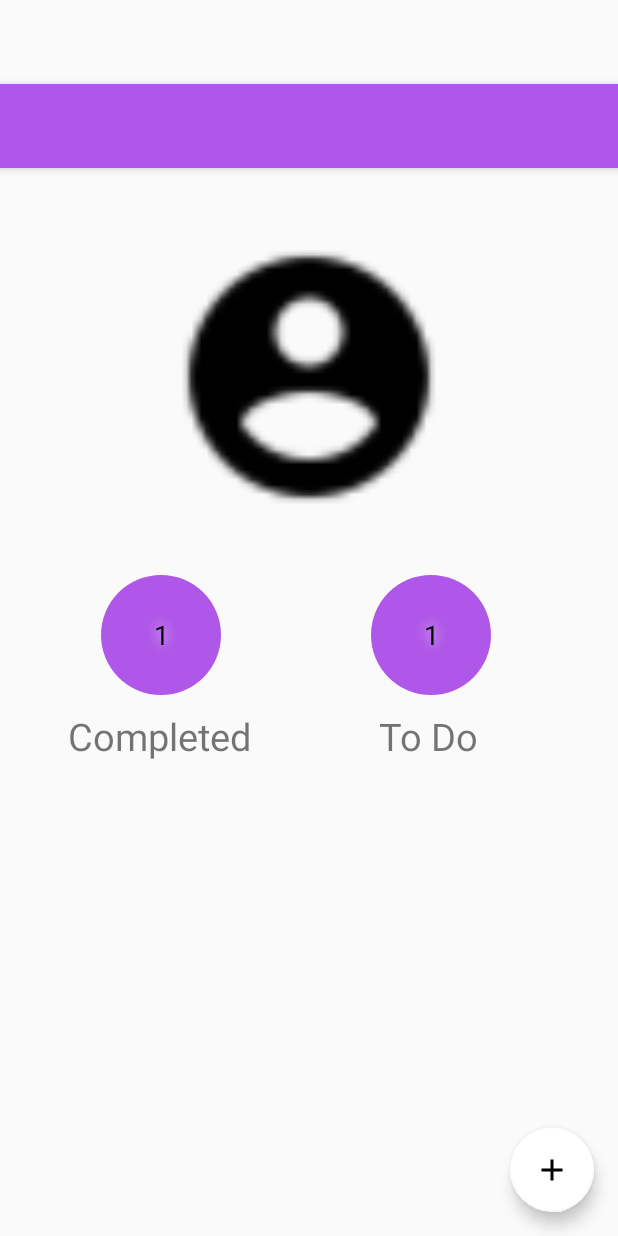
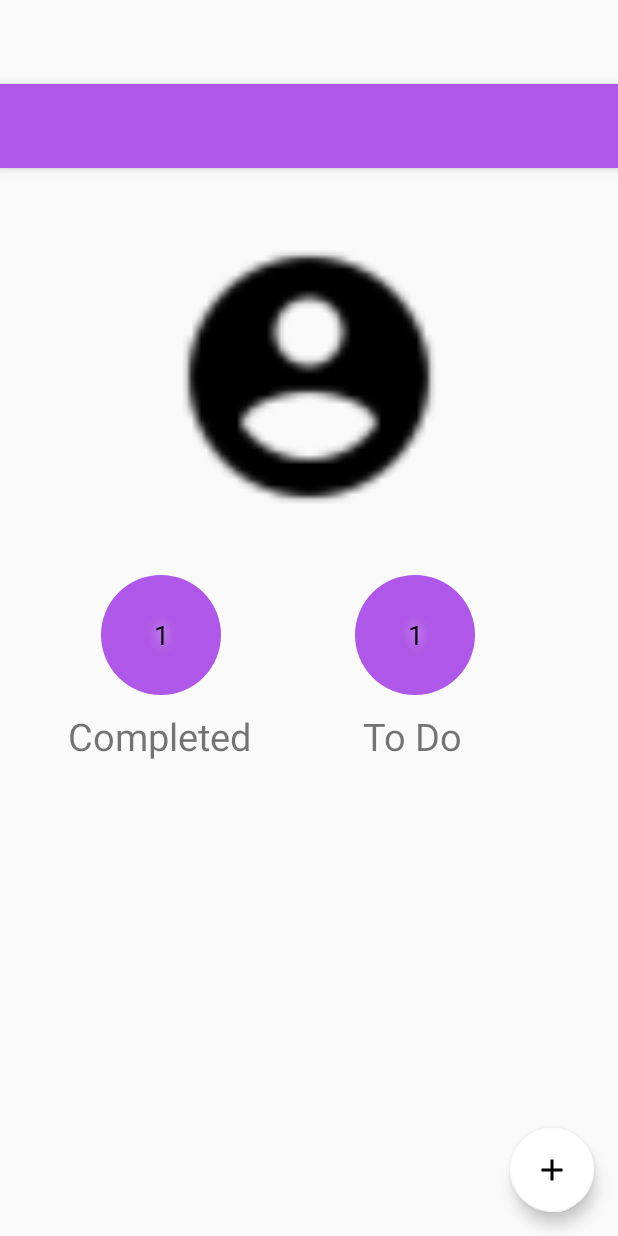
Before and after one commit to crinchiera/CarolMobileApp, an Android app: the layout app_bar_main.xml on its own in the app's theme, with its tools: preview values and no code run, on a phone screen of 412 x 824 dp. Run offline under Robolectric (Android 15) with nearby library versions, the phone set to English and light mode, and no system bars.

Commit message:
new views

```diff
--- a/app/build.gradle
+++ b/app/build.gradle
@@ -21,10 +21,10 @@ android {
 
 dependencies {
     compile fileTree(dir: 'libs', include: ['*.jar'])
+    testCompile 'junit:junit:4.12'
+    provided 'org.roboguice:roboblender:3.0.1'
     compile 'com.android.support:appcompat-v7:23.2.1'
     compile 'com.android.support:design:23.2.1'
     compile 'org.roboguice:roboguice:3.0.1'
-    compile 'com.facebook.android:facebook-android-sdk:[4,5)'
-    testCompile 'junit:junit:4.12'
-    provided 'org.roboguice:roboblender:3.0.1'
+    compile 'com.android.support:support-v4:23.2.1'
 }
--- a/app/src/main/AndroidManifest.xml
+++ b/app/src/main/AndroidManifest.xml
@@ -11,7 +11,7 @@
         android:supportsRtl="true"
         android:theme="@style/AppTheme">
         <activity
-            android:name=".LoginActivity"
+            android:name=".Activities.LoginActivity"
             android:label="@string/app_name"
             android:theme="@style/AppTheme.NoActionBar">
 
@@ -24,7 +24,7 @@
             android:value="@string/facebook_app_id" />
 
         <activity
-            android:name=".MainActivity"
+            android:name=".Activities.MainActivity"
             android:label="@string/title_activity_main"
             android:theme="@style/AppTheme.NoActionBar">
 
--- a/app/src/main/java/com/example/wildcat/carol/LoginActivity.java
+++ b/app/src/main/java/com/example/wildcat/carol/Activities/LoginActivity.java
@@ -1,8 +1,10 @@
-package com.example.wildcat.carol;
+package com.example.wildcat.carol.Activities;
 
 import android.os.Bundle;
 import android.view.Menu;
 import android.view.MenuItem;
+
+import com.example.wildcat.carol.R;
 
 import roboguice.activity.RoboActivity;
 import roboguice.inject.ContentView;
--- a/app/src/main/res/layout/activity_login.xml
+++ b/app/src/main/res/layout/activity_login.xml
@@ -5,7 +5,7 @@
     android:layout_width="match_parent"
     android:layout_height="match_parent"
     android:fitsSystemWindows="true"
-    tools:context=".LoginActivity">
+    tools:context=".Activities.LoginActivity">
 
     <android.support.design.widget.AppBarLayout
         android:layout_width="match_parent"
--- a/app/src/main/res/layout/app_bar_main.xml
+++ b/app/src/main/res/layout/app_bar_main.xml
@@ -5,7 +5,7 @@
     android:layout_width="match_parent"
     android:layout_height="match_parent"
     android:fitsSystemWindows="true"
-    tools:context="com.example.wildcat.carol.MainActivity">
+    tools:context=".Activities.MainActivity">
 
     <android.support.design.widget.AppBarLayout
         android:layout_width="match_parent"
@@ -21,7 +21,7 @@
 
     </android.support.design.widget.AppBarLayout>
 
-    <include layout="@layout/content_main2" />
+    <include layout="@layout/chores_fragment" />
 
     <android.support.design.widget.FloatingActionButton
         android:id="@+id/fab"
--- /dev/null
+++ b/app/src/main/res/layout/chores_fragment.xml
@@ -0,0 +1,118 @@
+<?xml version="1.0" encoding="utf-8"?>
+<RelativeLayout xmlns:android="http://schemas.android.com/apk/res/android"
+    xmlns:app="http://schemas.android.com/apk/res-auto"
+    xmlns:tools="http://schemas.android.com/tools"
+    android:layout_width="match_parent"
+    android:layout_height="match_parent"
+    android:paddingBottom="@dimen/activity_vertical_margin"
+    android:paddingLeft="@dimen/activity_horizontal_margin"
+    android:paddingRight="@dimen/activity_horizontal_margin"
+    android:paddingTop="@dimen/activity_vertical_margin"
+    app:layout_behavior="@string/appbar_scrolling_view_behavior"
+    tools:context=".Activities.MainActivity"
+    tools:showIn="@layout/app_bar_main"
+    android:id="@+id/chores_layout">
+
+    <ImageView
+        android:layout_width="180dp"
+        android:layout_height="180dp"
+        android:id="@+id/profileIcon"
+        android:layout_marginTop="33dp"
+        android:src="@drawable/profile_image"
+        android:layout_alignParentTop="true"
+        android:layout_centerHorizontal="true" />
+
+    <LinearLayout
+        android:orientation="horizontal"
+        android:layout_width="match_parent"
+        android:layout_height="wrap_content"
+        android:layout_gravity="right"
+        android:layout_below="@+id/profileIcon"
+        android:layout_centerHorizontal="true">
+
+        <LinearLayout
+            android:orientation="vertical"
+            android:layout_width="169dp"
+            android:layout_height="200dp"
+            android:id="@+id/linearLayout"
+            android:layout_below="@+id/profileIcon"
+            android:layout_alignParentLeft="true"
+            android:layout_alignParentStart="true">
+
+            <TextView
+                android:layout_width="80dp"
+                android:layout_height="80dp"
+                android:background="@drawable/circle"
+                android:gravity="center"
+                android:shadowColor="@android:color/white"
+                android:shadowRadius="10.0"
+                android:text="1"
+                android:textColor="@android:color/black"
+                android:textSize="18sp"
+                android:id="@+id/textView"
+                android:layout_marginTop="42dp"
+                android:layout_alignTop="@+id/textView2"
+                android:layout_alignParentLeft="true"
+                android:layout_alignParentStart="true"
+                android:layout_marginLeft="51dp"
+                android:layout_marginStart="51dp" />
+
+            <TextView
+                android:layout_width="180dp"
+                android:layout_height="wrap_content"
+                android:text="Completed"
+                android:textSize="25dp"
+                android:layout_below="@+id/textView"
+                android:layout_alignRight="@+id/textView"
+                android:layout_alignEnd="@+id/textView"
+                android:gravity="center"
+                android:paddingTop="10dp" />
+        </LinearLayout>
+
+        <LinearLayout
+            android:orientation="vertical"
+            android:layout_width="match_parent"
+            android:layout_height="200dp"
+            android:layout_below="@+id/profileIcon"
+            android:layout_alignParentRight="true"
+            android:layout_alignParentEnd="true">
+
+            <TextView
+                android:layout_width="80dp"
+                android:layout_height="80dp"
+                android:background="@drawable/circle"
+                android:gravity="center"
+                android:shadowColor="@android:color/white"
+                android:shadowRadius="10.0"
+                android:text="1"
+                android:textColor="@android:color/black"
+                android:textSize="18sp"
+                android:id="@+id/textView2"
+                android:layout_marginTop="42dp"
+                android:layout_alignTop="@+id/textView2"
+                android:layout_alignParentLeft="true"
+                android:layout_alignParentStart="true"
+                android:layout_marginStart="51dp"
+                android:layout_marginLeft="50dp"/>
+
+            <TextView
+                android:layout_width="179dp"
+                android:layout_height="wrap_content"
+                android:text="To Do"
+                android:textSize="25dp"
+                android:layout_below="@+id/textView"
+                android:layout_alignRight="@+id/textView"
+                android:layout_alignEnd="@+id/textView"
+                android:gravity="center"
+                android:paddingTop="10dp" />
+        </LinearLayout>
+    </LinearLayout>
+
+    <TableLayout
+        android:layout_width="match_parent"
+        android:layout_height="match_parent"
+        android:layout_alignParentTop="true"
+        android:layout_alignRight="@+id/profileIcon"
+        android:layout_alignEnd="@+id/profileIcon"></TableLayout>
+
+</RelativeLayout>
--- a/app/src/main/res/layout/content_main.xml
+++ b/app/src/main/res/layout/content_main.xml
@@ -9,7 +9,7 @@
     android:paddingRight="@dimen/activity_horizontal_margin"
     android:paddingTop="@dimen/activity_vertical_margin"
     app:layout_behavior="@string/appbar_scrolling_view_behavior"
-    tools:context=".LoginActivity"
+    tools:context=".Activities.LoginActivity"
     tools:showIn="@layout/activity_login"
     android:background="@color/white">
 
--- a/app/src/main/res/layout/content_main2.xml
+++ /dev/null
@@ -1,101 +0,0 @@
-<?xml version="1.0" encoding="utf-8"?>
-<RelativeLayout xmlns:android="http://schemas.android.com/apk/res/android"
-    xmlns:app="http://schemas.android.com/apk/res-auto"
-    xmlns:tools="http://schemas.android.com/tools"
-    android:layout_width="match_parent"
-    android:layout_height="match_parent"
-    android:paddingBottom="@dimen/activity_vertical_margin"
-    android:paddingLeft="@dimen/activity_horizontal_margin"
-    android:paddingRight="@dimen/activity_horizontal_margin"
-    android:paddingTop="@dimen/activity_vertical_margin"
-    app:layout_behavior="@string/appbar_scrolling_view_behavior"
-    tools:context="com.example.wildcat.carol.MainActivity"
-    tools:showIn="@layout/app_bar_main">
-
-    <ImageView
-        android:layout_width="180dp"
-        android:layout_height="180dp"
-        android:id="@+id/profileIcon"
-        android:layout_marginTop="33dp"
-        android:src="@drawable/profile_image"
-        android:layout_alignParentTop="true"
-        android:layout_centerHorizontal="true" />
-
-    <LinearLayout
-        android:orientation="vertical"
-        android:layout_width="200dp"
-        android:layout_height="200dp"
-        android:id="@+id/linearLayout"
-        android:layout_below="@+id/profileIcon"
-        android:layout_alignParentLeft="true"
-        android:layout_alignParentStart="true">
-
-        <TextView
-            android:layout_width="80dp"
-            android:layout_height="80dp"
-            android:background="@drawable/circle"
-            android:gravity="center"
-            android:shadowColor="@android:color/white"
-            android:shadowRadius="10.0"
-            android:text="1"
-            android:textColor="@android:color/black"
-            android:textSize="18sp"
-            android:id="@+id/textView"
-            android:layout_marginTop="42dp"
-            android:layout_alignTop="@+id/textView2"
-            android:layout_alignParentLeft="true"
-            android:layout_alignParentStart="true"
-            android:layout_marginLeft="51dp"
-            android:layout_marginStart="51dp" />
-
-        <TextView
-            android:layout_width="180dp"
-            android:layout_height="wrap_content"
-            android:text="Completed"
-            android:textSize="25dp"
-            android:layout_below="@+id/textView"
-            android:layout_alignRight="@+id/textView"
-            android:layout_alignEnd="@+id/textView"
-            android:gravity="center"
-            android:paddingTop="10dp" />
-    </LinearLayout>
-
-    <LinearLayout
-        android:orientation="vertical"
-        android:layout_width="200dp"
-        android:layout_height="200dp"
-        android:layout_below="@+id/profileIcon"
-        android:layout_alignParentRight="true"
-        android:layout_alignParentEnd="true">
-
-        <TextView
-            android:layout_width="80dp"
-            android:layout_height="80dp"
-            android:background="@drawable/circle"
-            android:gravity="center"
-            android:shadowColor="@android:color/white"
-            android:shadowRadius="10.0"
-            android:text="1"
-            android:textColor="@android:color/black"
-            android:textSize="18sp"
-            android:id="@+id/textView2"
-            android:layout_marginTop="42dp"
-            android:layout_alignTop="@+id/textView2"
-            android:layout_alignParentLeft="true"
-            android:layout_alignParentStart="true"
-            android:layout_marginLeft="51dp"
-            android:layout_marginStart="51dp" />
-
-        <TextView
-            android:layout_width="179dp"
-            android:layout_height="wrap_content"
-            android:text="To Do"
-            android:textSize="25dp"
-            android:layout_below="@+id/textView"
-            android:layout_alignRight="@+id/textView"
-            android:layout_alignEnd="@+id/textView"
-            android:gravity="center"
-            android:paddingTop="10dp" />
-    </LinearLayout>
-
-</RelativeLayout>
--- a/app/src/main/res/menu/menu_main.xml
+++ b/app/src/main/res/menu/menu_main.xml
@@ -1,7 +1,7 @@
 <menu xmlns:android="http://schemas.android.com/apk/res/android"
     xmlns:app="http://schemas.android.com/apk/res-auto"
     xmlns:tools="http://schemas.android.com/tools"
-    tools:context=".LoginActivity">
+    tools:context=".Activities.LoginActivity">
     <item
         android:id="@+id/action_settings"
         android:orderInCategory="100"
--- a/app/src/main/res/values/strings.xml
+++ b/app/src/main/res/values/strings.xml
@@ -6,4 +6,7 @@
 
     <string name="navigation_drawer_open">Open navigation drawer</string>
     <string name="navigation_drawer_close">Close navigation drawer</string>
+
+    <!-- TODO: Remove or change this placeholder text -->
+    <string name="hello_blank_fragment">Hello blank fragment</string>
 </resources>
```
Also changed, not shown: app/src/main/java/com/example/wildcat/carol/Activities/MainActivity.java (renamed from app/src/main/java/com/example/wildcat/carol/MainActivity.java, +12 -7 lines), app/src/main/java/com/example/wildcat/carol/Fragments/ChoresFragment.java (added, +31 -0 lines).
